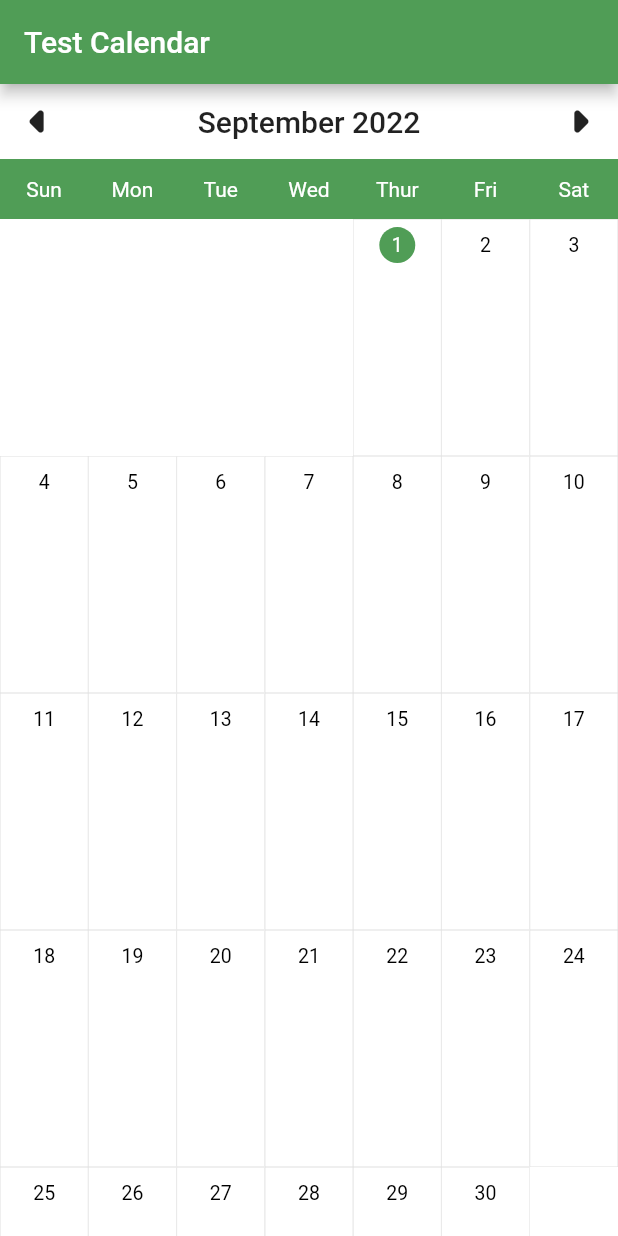
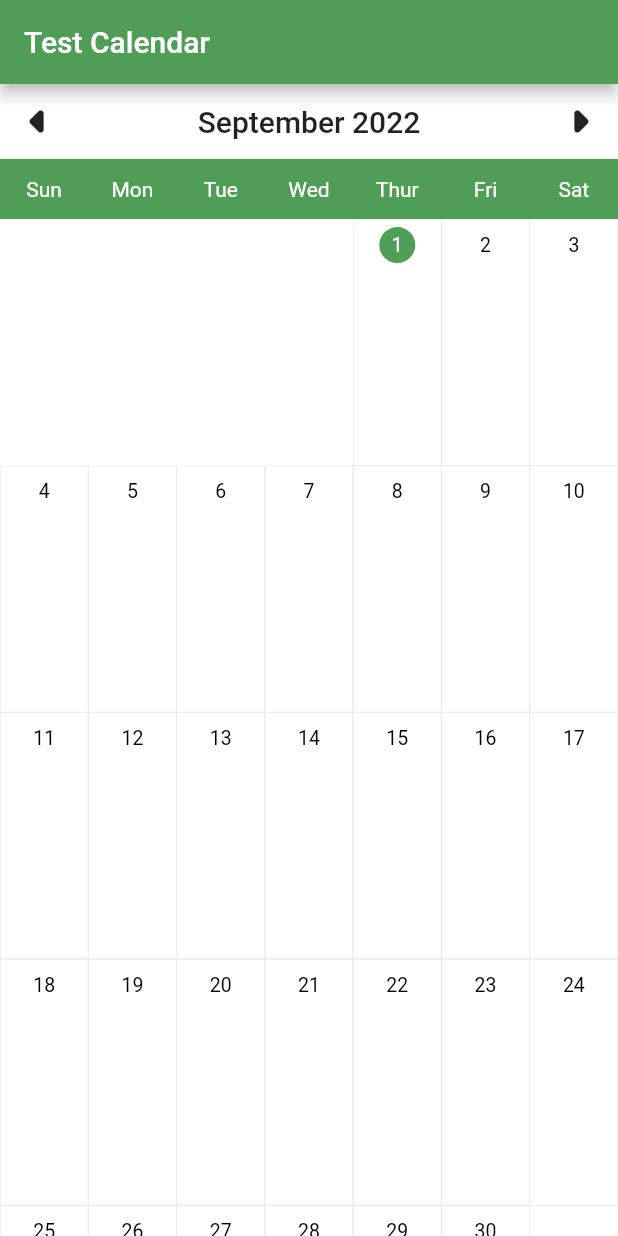
Before and after one commit to rynssnjn/event_calendar, a Flutter app: the screen it shows after launch, on a phone screen of 412 x 824 dp. Run offline on Flutter 3.47's test engine with Material 2 defaults, Android fonts, the phone set to English and light mode, and no system bars.

Commit message:
web support

```diff
--- a/example/lib/main.dart
+++ b/example/lib/main.dart
@@ -124,6 +124,7 @@ class _MyHomePageState extends State<MyHomePage> {
       body: EventCalendar(
         calendarSize: MediaQuery.of(context).size,
         events: events,
+        divisor: 3.6,
       ),
     );
   }
--- a/lib/src/day_container.dart
+++ b/lib/src/day_container.dart
@@ -18,9 +18,7 @@ class DayContainer extends StatelessWidget {
   final Function(DateTime day) onTap;
   @override
   Widget build(BuildContext context) {
-    return InkWell(
-      onTap: () => onTap(day),
-      child: Container(
+    return Container(
       decoration: BoxDecoration(
         shape: BoxShape.rectangle,
         border: Border.all(color: Colors.grey[300]!, width: 0.35),
@@ -45,7 +43,6 @@ class DayContainer extends StatelessWidget {
                   ))
               .toList(),
         ],
-        ),
       ),
     );
   }
--- a/lib/src/event_calendar.dart
+++ b/lib/src/event_calendar.dart
@@ -2,7 +2,7 @@ import 'dart:io';
 
 import 'package:event_calendar/src/models/event_model.dart';
 import 'package:event_calendar/src/month_pageview.dart';
-import 'package:event_calendar/src/utilities/calendar_utils.dart';
+import 'package:flutter/foundation.dart';
 import 'package:flutter/material.dart';
 
 class EventCalendar extends StatefulWidget {
@@ -18,6 +18,7 @@ class EventCalendar extends StatefulWidget {
     this.weekdaysBackgroundColor,
     this.moreEventsBackgroundColor,
     this.calendarSize,
+    this.divisor,
   });
 
   final VoidCallback? onMoreEventsTapped;
@@ -31,6 +32,7 @@ class EventCalendar extends StatefulWidget {
   final Color? weekdaysBackgroundColor;
   final Color? moreEventsBackgroundColor;
   final Size? calendarSize;
+  final double? divisor;
 
   @override
   _EventCalendarState createState() => _EventCalendarState();
@@ -55,8 +57,7 @@ class _EventCalendarState extends State<EventCalendar> with SingleTickerProvider
     );
 
     final size = widget.calendarSize ?? MediaQuery.of(context).size;
-    _itemHeight = (size.height - kBottomNavigationBarHeight - kToolbarHeight - (Platform.isAndroid ? 120 : _iosSize)) /
-        getNumberOfWeeksInMonth(_currentDate);
+    _itemHeight = (size.height - kBottomNavigationBarHeight - kToolbarHeight - _subtrahend) / (widget.divisor ?? 4);
     _itemWidth = size.width / 7;
 
     _weekDays = widget.weekDays ?? ['Sun', 'Mon', 'Tue', 'Wed', 'Thur', 'Fri', 'Sat'];
@@ -67,6 +68,14 @@ class _EventCalendarState extends State<EventCalendar> with SingleTickerProvider
   void dispose() {
     _controller.dispose();
     super.dispose();
+  }
+
+  double get _subtrahend {
+    if (kIsWeb) {
+      return 0.0;
+    } else {
+      return Platform.isAndroid ? 120 : _iosSize;
+    }
   }
 
   double get _iosSize {
--- a/lib/src/month_view.dart
+++ b/lib/src/month_view.dart
@@ -165,6 +165,7 @@ class _MonthViewState extends State<MonthView> {
             currentMonthDate: widget.currentMonthDate,
             eventWidgets: eventWidgetsInDay,
             width: widget.dayWidgetSize.width,
+            height: widget.dayWidgetSize.height,
           ));
 
           if (sorted.length - numberOfEventsToDisplay > 0 && widget.onMoreEventsTapped != null) {
```
Lines whose indentation alone changed are shown as unchanged.
